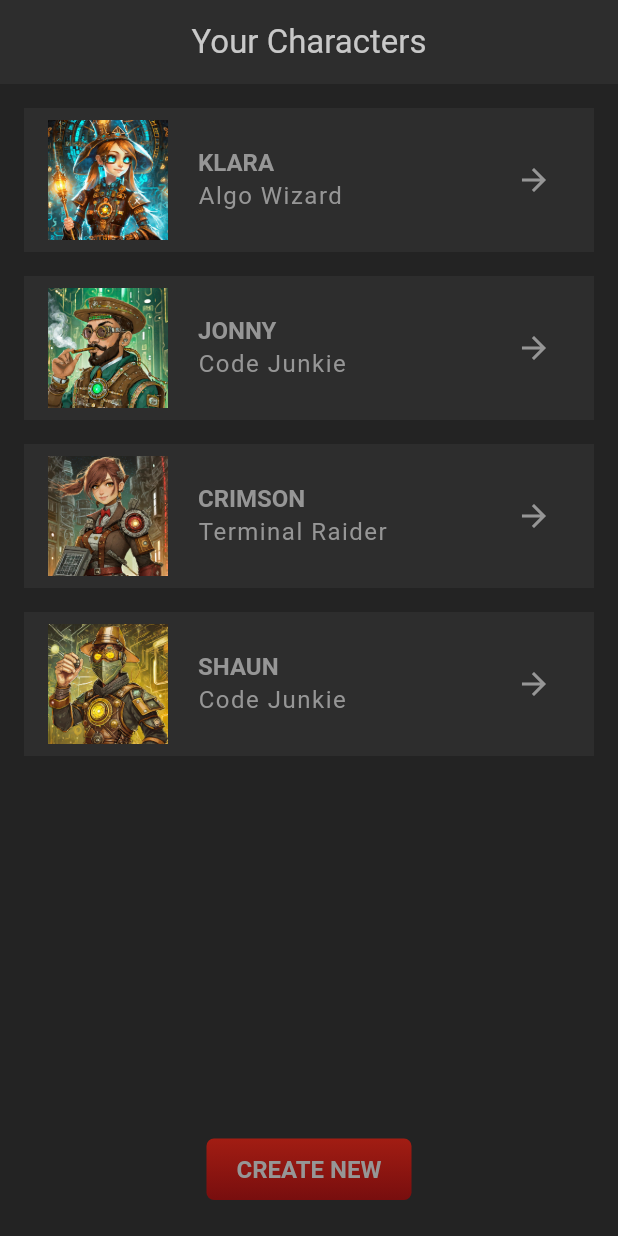
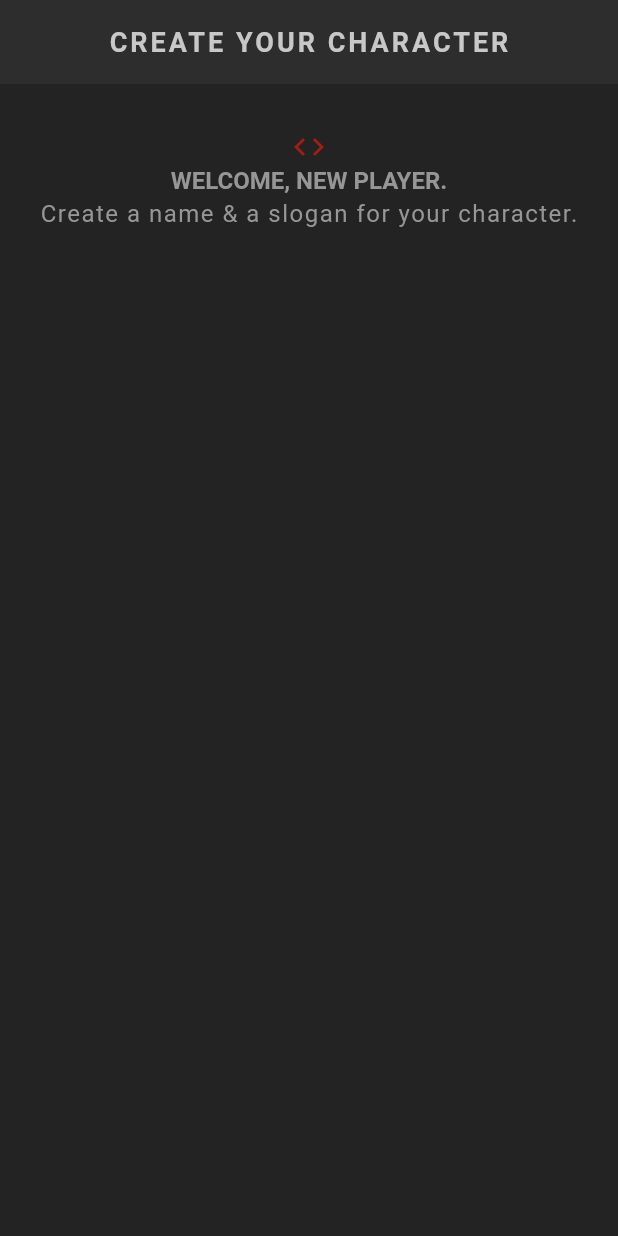
Before and after one commit to tertiussc/flutter_rpg_2, a Flutter app: the screen it shows after launch, on a phone screen of 412 x 824 dp. Run offline on Flutter 3.47's test engine with Material 3 defaults, Android fonts, the phone set to English and light mode, and no system bars.

Commit message:
Added create screen with Appbar and some headings

```diff
--- a/lib/main.dart
+++ b/lib/main.dart
@@ -1,4 +1,5 @@
 import 'package:flutter/material.dart';
+import 'package:flutter_rpg_2/screens/create/create.dart';
 import 'package:flutter_rpg_2/screens/home.dart';
 import 'package:flutter_rpg_2/theme.dart';
 
@@ -6,7 +7,7 @@ void main() {
   runApp(
     MaterialApp(
       theme: primaryTheme,
-      home: Home(),
+      home: Create(),
     ),
   );
 }
--- /dev/null
+++ b/lib/screens/create/create.dart
@@ -0,0 +1,42 @@
+import 'package:flutter/material.dart';
+import 'package:flutter_rpg_2/shared/styled_text.dart';
+import 'package:flutter_rpg_2/theme.dart';
+
+class Create extends StatefulWidget {
+  const Create({super.key});
+
+  @override
+  State<Create> createState() => _CreateState();
+}
+
+class _CreateState extends State<Create> {
+  @override
+  Widget build(BuildContext context) {
+    return Scaffold(
+      appBar: AppBar(
+        title: StyledTitle('Create your character'),
+        centerTitle: true,
+      ),
+      body: Container(
+        padding: EdgeInsets.symmetric(vertical: 30, horizontal: 20),
+        child: Column(
+          children: [
+            // Welcome msg
+            Center(
+              child: Icon(
+                Icons.code,
+                color: AppColors.primaryColor,
+              ),
+            ),
+            Center(
+              child: StyledHeading('Welcome, new player.'),
+            ),
+            Center(
+              child: StyledText('Create a name & a slogan for your character.'),
+            ),
+          ],
+        ),
+      ),
+    );
+  }
+}
```
